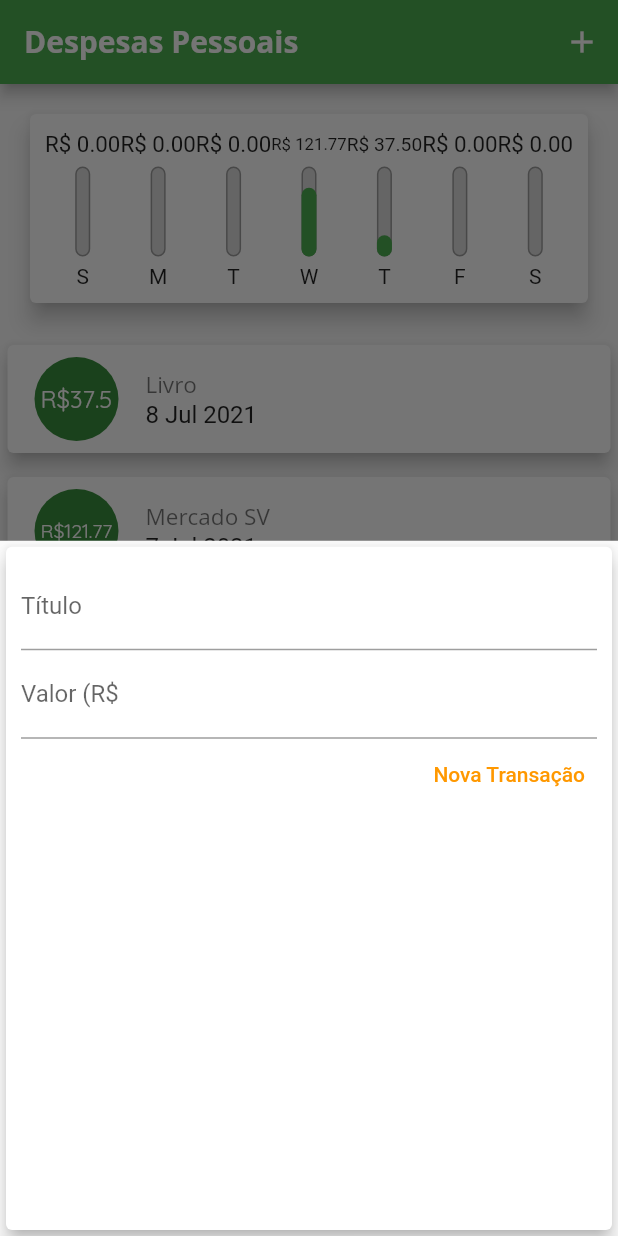
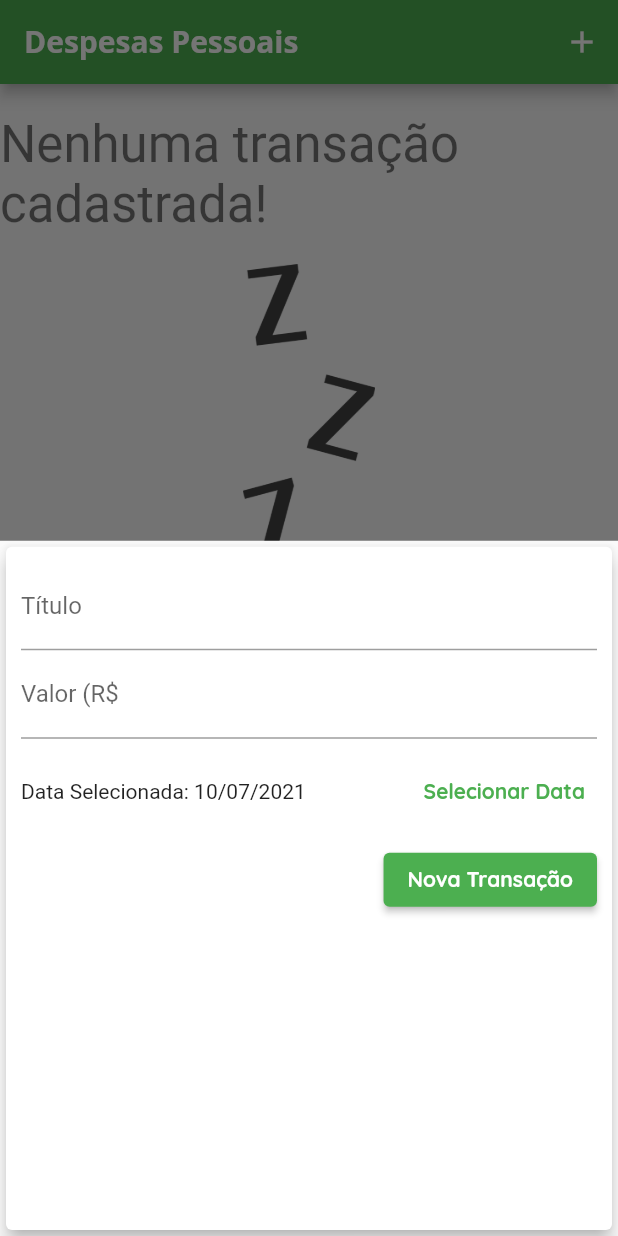
Before and after one commit to marceloguerra007/flutter-expenses, a Flutter app: the screen it shows after launch, after a tap on the "add" icon, on a phone screen of 412 x 824 dp. Run offline on Flutter 3.47's test engine with Material 2 defaults, Android fonts, the phone set to English and light mode, and no system bars.

Commit message:
- Adicionando componente para poder definir a data de Transação; - Adicionando o recurso do deletar a transação; - Tratamento devido quando não há transações.

```diff
--- a/lib/components/chart.dart
+++ b/lib/components/chart.dart
@@ -54,7 +54,9 @@ class Chart extends StatelessWidget {
               child: ChartBar(
                   label: tr['day'].toString(),
                   value: tr['value'] as double,
-                  percentage: (tr['value'] as double) / _weekTotalValue
+                  percentage: _weekTotalValue != 0
+                    ? (tr['value'] as double) / _weekTotalValue
+                    : 0
                 ),
             );
           }).toList(),
--- a/lib/components/transaction_form.dart
+++ b/lib/components/transaction_form.dart
@@ -1,7 +1,8 @@
 import 'package:flutter/material.dart';
+import 'package:intl/intl.dart';
 
 class TransactionForm extends StatefulWidget {
-  final void Function(String, double) onSubmit;
+  final void Function(String, double, DateTime) onSubmit;
 
   TransactionForm(this.onSubmit);
 
@@ -10,19 +11,35 @@ class TransactionForm extends StatefulWidget {
 }
 
 class _TransactionFormState extends State<TransactionForm> {
-  final titleController = TextEditingController();
-
-  final valueController = TextEditingController();
+  final _titleController = TextEditingController();
+  final _valueController = TextEditingController();
+  DateTime _selectedDate = DateTime.now();
 
   _submitForm() {
-    final title = titleController.text;
-    final value = double.tryParse(valueController.text) ?? 0.00;
+    final title = _titleController.text;
+    final value = double.tryParse(_valueController.text) ?? 0.00;
 
     if (title.isEmpty || value <= 0) {
       return;
     }
 
-    widget.onSubmit(title, value);
+    widget.onSubmit(title, value, _selectedDate);
+  }
+
+  _showDatePicker() {
+    showDatePicker(
+      context: context,
+      initialDate: DateTime.now(),
+      firstDate: DateTime(2019),
+      lastDate: DateTime.now(),
+      //locale: const Locale('pt','BR')
+    ).then((pickedDate) {
+      if (pickedDate != null) {
+        setState(() {
+          _selectedDate = pickedDate;
+        });
+      }
+    });
   }
 
   @override
@@ -35,21 +52,42 @@ class _TransactionFormState extends State<TransactionForm> {
           children: [
             TextField(
               decoration: InputDecoration(labelText: 'Título'),
-              controller: titleController,
+              controller: _titleController,
               onSubmitted: (value) => _submitForm(),
             ),
             TextField(
               decoration: InputDecoration(labelText: 'Valor (R\$'),
-              controller: valueController,
+              controller: _valueController,
               keyboardType: TextInputType.numberWithOptions(
-                decimal: true), //dessa forma funciona também no IOS
+                  decimal: true), //dessa forma funciona também no IOS
               onSubmitted: (value) => _submitForm(),
             ),
+            Container(
+              height: 70,
+              child: Row(
+                children: [
+                  Expanded(
+                    child: Text(
+                      _selectedDate == null
+                      ? 'Nenhuma data selecionada!'
+                      : 'Data Selecionada: ${DateFormat('d/MM/y').format(_selectedDate)}'
+                    ),
+                  ),
+                  TextButton(
+                      child: Text(
+                        'Selecionar Data',
+                        style: TextStyle(fontWeight: FontWeight.bold),
+                      ),
+                      onPressed: _showDatePicker)
+                ],
+              ),
+            ),
             Row(mainAxisAlignment: MainAxisAlignment.end, children: [
-              TextButton(
+              ElevatedButton(
                   onPressed: _submitForm,
                   child: Text('Nova Transação',
-                    style: TextStyle(color: Colors.orange))),
+                      style: TextStyle(
+                          color: Theme.of(context).textTheme.button!.color))),
             ])
           ],
         ),
--- a/lib/components/transaction_list.dart
+++ b/lib/components/transaction_list.dart
@@ -6,34 +6,39 @@ class TransactionCard extends StatelessWidget {
   final String title;
   final double value;
   final DateTime date;
+  final String id;
+  final Function(String) onDelete;
 
   TransactionCard(
-      {required this.title, required this.value, required this.date});
+      {required this.id,
+      required this.title,
+      required this.value,
+      required this.date,
+      required this.onDelete});
 
   @override
   Widget build(BuildContext context) {
     return Card(
       elevation: 5,
-      margin: EdgeInsets.symmetric(
-        vertical: 8,
-        horizontal: 5
-      ),
+      margin: EdgeInsets.symmetric(vertical: 8, horizontal: 5),
       child: ListTile(
         leading: CircleAvatar(
           radius: 30,
           child: Padding(
             padding: const EdgeInsets.all(6),
-            child: FittedBox(
-              child: Text('R\$$value')),
+            child: FittedBox(child: Text('R\$$value')),
           ),
         ),
         title: Text(
           title,
           style: Theme.of(context).textTheme.headline3,
         ),
-        subtitle: Text(
-          DateFormat('d MMM y').format(date),
-          style: Theme.of(context).textTheme.subtitle1
+        subtitle: Text(DateFormat('d MMM y').format(date),
+            style: Theme.of(context).textTheme.subtitle1),
+        trailing: IconButton(
+          icon: Icon(Icons.delete),
+          color: Theme.of(context).errorColor,
+          onPressed: () => onDelete(id),
         ),
       ),
     );
@@ -42,15 +47,20 @@ class TransactionCard extends StatelessWidget {
 
 class TransactionList extends StatelessWidget {
   final List<Transaction> transactions;
+  final void Function(String) onDelete;
 
-  TransactionList(this.transactions);
+  TransactionList(this.transactions, this.onDelete);
 
   @override
   Widget build(BuildContext context) {
     List<Widget> transactionWidgets = this
         .transactions
-        .map<Widget>((tr) =>
-            TransactionCard(title: tr.title, value: tr.value, date: tr.date))
+        .map<Widget>((tr) => TransactionCard(
+            id: tr.id,
+            title: tr.title,
+            value: tr.value,
+            date: tr.date,
+            onDelete: onDelete,))
         .toList();
 
     return Container(
--- a/lib/main.dart
+++ b/lib/main.dart
@@ -23,7 +23,9 @@ class ExpensesApp extends StatelessWidget {
           accentColor: Colors.orangeAccent,
           fontFamily: 'Quicksand',
           textTheme: ThemeData.light().textTheme.copyWith(
-              headline3: TextStyle(fontFamily: 'OpenSans', fontSize: 15)),
+              headline3: TextStyle(fontFamily: 'OpenSans', fontSize: 15),
+              button:
+                  TextStyle(color: Colors.white, fontWeight: FontWeight.bold)),
           appBarTheme: AppBarTheme(
               textTheme: ThemeData.light().textTheme.copyWith(
                   headline6: TextStyle(
@@ -32,6 +34,7 @@ class ExpensesApp extends StatelessWidget {
                       fontWeight: FontWeight
                           .bold))) //Swatch define uma lista de cores do Material Design.
           ),
+      //supportedLocales: [const Locale('pt','BR')],
     );
   }
 }
@@ -42,7 +45,8 @@ class MyHomePage extends StatefulWidget {
 }
 
 class _MyHomePageState extends State<MyHomePage> {
-  final List<Transaction> _transactions = [
+  late final List<Transaction> _transactions = [];
+  /*= [
     Transaction(
         id: '1',
         title: 'Livro',
@@ -53,26 +57,32 @@ class _MyHomePageState extends State<MyHomePage> {
         title: 'Mercado SV',
         value: 121.77,
         date: DateTime.now().subtract(Duration(days: 3)))
-  ];
+  ];*/
 
   List<Transaction> get _recentTransaction {
-      return _transactions.where((tr) {
-        return tr.date.isAfter(DateTime.now().subtract(Duration(days: 7)));
-      }).toList();
+    return _transactions.where((tr) {
+      return tr.date.isAfter(DateTime.now().subtract(Duration(days: 7)));
+    }).toList();
   }
 
-  _addTransaction(String title, double value) {
+  _addTransaction(String title, double value, DateTime date) {
     final newTransaction = Transaction(
         id: Random().nextDouble().toString(),
         title: title,
         value: value,
-        date: DateTime.now());
+        date: date);
 
     setState(() {
       _transactions.add(newTransaction);
     });
 
     Navigator.of(context).pop(); //Fechar o modal.
+  }
+
+  _deleteTransaction(String id) {
+    setState(() {
+      _transactions.removeWhere((tr) => tr.id == id);
+    });
   }
 
   _openTransactionFormModal(BuildContext context) {
@@ -101,8 +111,8 @@ class _MyHomePageState extends State<MyHomePage> {
             mainAxisAlignment: MainAxisAlignment.start,
             crossAxisAlignment: CrossAxisAlignment.stretch,
             children: [
-              Chart(_recentTransaction),
-              TransactionList(_transactions)
+              (_transactions.isEmpty ? Container() : Chart(_recentTransaction)),
+              TransactionList(_transactions, _deleteTransaction)
             ],
           ),
         ),
```
